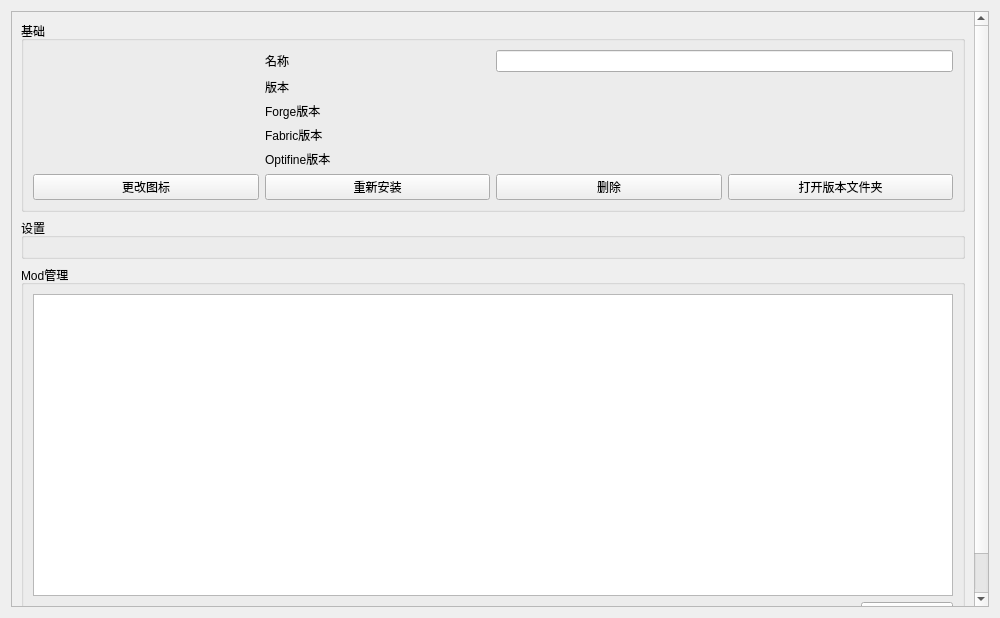
Above: Ui/VersionManager/VersionManager.ui from 1604042736/FMCL before the change. Below: the same form after it.
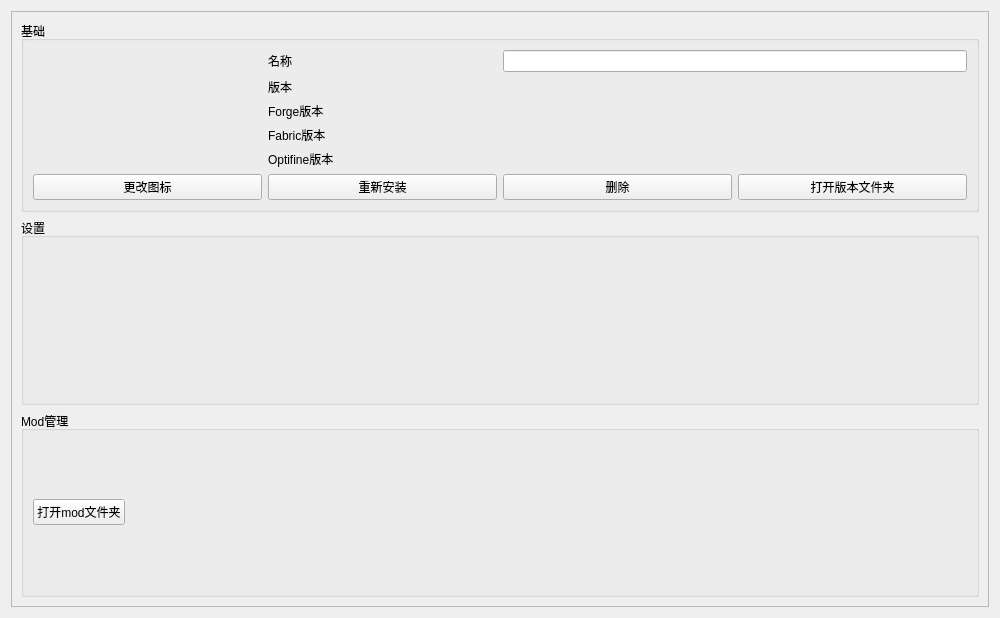
That is the form after the change.

Commit message: Optimize user experience

Diff of the .ui file:
```diff
--- a/Ui/VersionManager/VersionManager.ui
+++ b/Ui/VersionManager/VersionManager.ui
@@ -31,24 +31,11 @@
       <layout class="QGridLayout" name="gridLayout_4">
        <item row="2" column="0">
         <widget class="QGroupBox" name="gb_modmanage">
-         <property name="minimumSize">
-          <size>
-           <width>0</width>
-           <height>375</height>
-          </size>
-         </property>
          <property name="title">
           <string>Mod管理</string>
          </property>
          <layout class="QGridLayout" name="gridLayout_3">
-          <item row="1" column="1">
-           <widget class="QPushButton" name="pb_openmodfoder">
-            <property name="text">
-             <string>打开mod文件夹</string>
-            </property>
-           </widget>
-          </item>
-          <item row="1" column="0">
+          <item row="0" column="1">
            <spacer name="horizontalSpacer">
             <property name="orientation">
              <enum>Qt::Horizontal</enum>
@@ -61,8 +48,15 @@
             </property>
            </spacer>
           </item>
-          <item row="0" column="0" colspan="2">
-           <widget class="QListWidget" name="lw_mods"/>
+          <item row="0" column="0">
+           <widget class="QPushButton" name="pb_openmodfoder">
+            <property name="text">
+             <string>打开mod文件夹</string>
+            </property>
+           </widget>
+          </item>
+          <item row="1" column="0" colspan="2">
+           <layout class="QGridLayout" name="gl_modlist"/>
           </item>
          </layout>
         </widget>
```
The commit also changes 2 other files.
